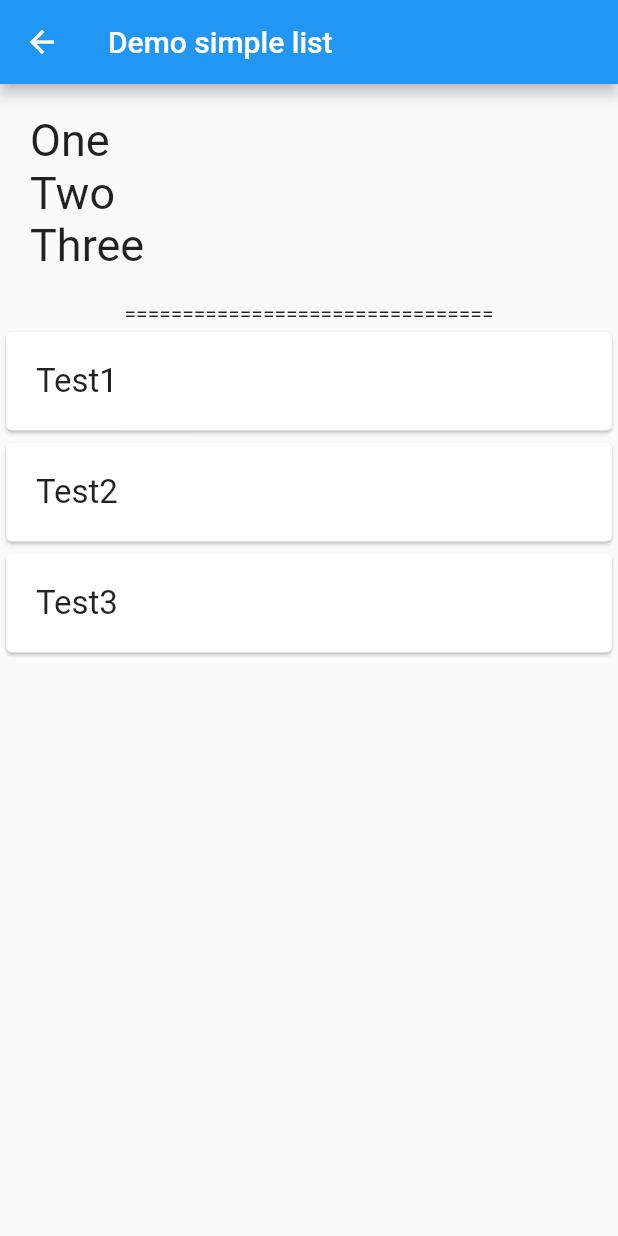
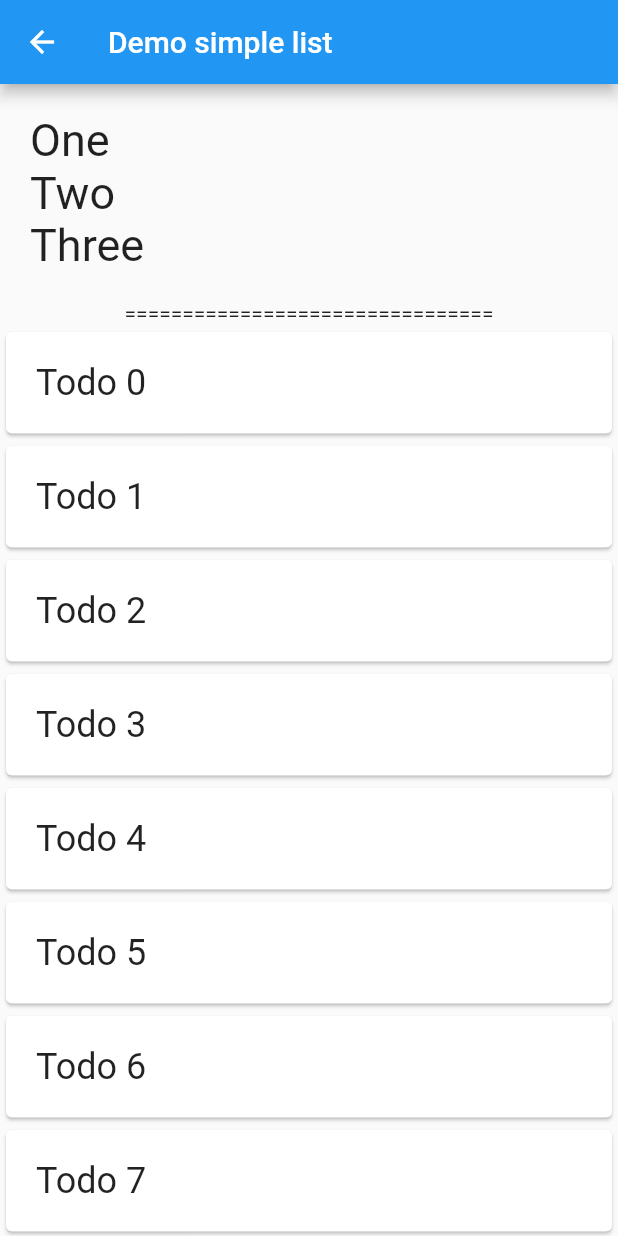
Before and after one commit to doremichen/flutter_list_demo, a Flutter app: the screen it shows after launch, after a tap on "List demo1", on a phone screen of 412 x 824 dp. Run offline on Flutter 3.47's test engine with Material 2 defaults, Android fonts, the phone set to English and light mode, and no system bars; our stand-ins replace fluttertoast.

Commit message:
1. practice send data to the new route 2. practice to add prevent screen orientation

```diff
--- a/lib/main.dart
+++ b/lib/main.dart
@@ -1,9 +1,19 @@
 import 'package:flutter/material.dart';
+import 'package:flutter/services.dart';
 
 import 'src/utils.dart';
 import 'src/dynamic_list.dart';
 
-void main() => runApp(MyApp());
+
+void main() {
+  SystemChrome.setPreferredOrientations(
+      [DeviceOrientation.portraitUp,
+       DeviceOrientation.portraitDown]
+  ).then((_) {
+    runApp(new MyApp());
+  });
+
+}
 
 class MyApp extends StatelessWidget {
   // This widget is the root of your application.
@@ -128,11 +138,54 @@ class _MyHomePageState extends State<MyHomePage> {
           ],
         ),
       ),
+      resizeToAvoidBottomPadding: false,    //avoid button overflow
     );
   }
 }
 
+class Todo {
+  final String title;
+  final String description;
+
+  Todo(this.title, this.description);
+}
+
+///
+/// Detail view
+///
+class DetailScreen extends StatelessWidget {
+  final Todo todo;
+
+  DetailScreen({Key key, @required this.todo}):super(key: key);
+
+  @override
+  Widget build(BuildContext context) {
+    return Scaffold(
+      appBar: AppBar(title: Text("Title: ${todo.title}"),),
+      body: Center(
+        child: Column(
+          mainAxisAlignment: MainAxisAlignment.center,
+          children: <Widget>[
+            Container(
+              width: 300.0,
+              height: 100.0,
+              child: Text("Info: ${todo.description}",
+                style: TextStyle(fontSize: 24),
+                softWrap: true,
+              ),
+            ),
+
+          ],
+        ),
+      ),
+
+    );
+  }
+
+}
 class SimpleLitViewRoute extends StatelessWidget {
+
+  final todos = List<Todo>.generate(10, (i) => Todo("Todo $i", "Todo description: I am $i item"));
 
   List<String> itemName = ["Test1", "Test2", "Test3"];
   // TextField controller
@@ -160,7 +213,7 @@ class SimpleLitViewRoute extends StatelessWidget {
           Text("================================"),
           Expanded(
             child: ListView.builder(
-              itemCount: itemName.length,
+              itemCount: todos.length,
               itemBuilder: (context, position) {
 
               // click listener
@@ -168,11 +221,13 @@ class SimpleLitViewRoute extends StatelessWidget {
                 child: Card(
                   child: Padding(
                     padding: const EdgeInsets.all(20.0),
-                    child: Text(itemName[position], style: TextStyle(fontSize: 22.0),),
+                    child: Text(todos[position].title, style: TextStyle(fontSize: 24.0),),
                   ),
                 ),
                 onTap: () {
                   Utils.showToast("item $position is clicked...");
+                  Navigator.push(context, MaterialPageRoute(builder:
+                      (context) => DetailScreen(todo: todos[position],)));
                 },
               );
 
```
